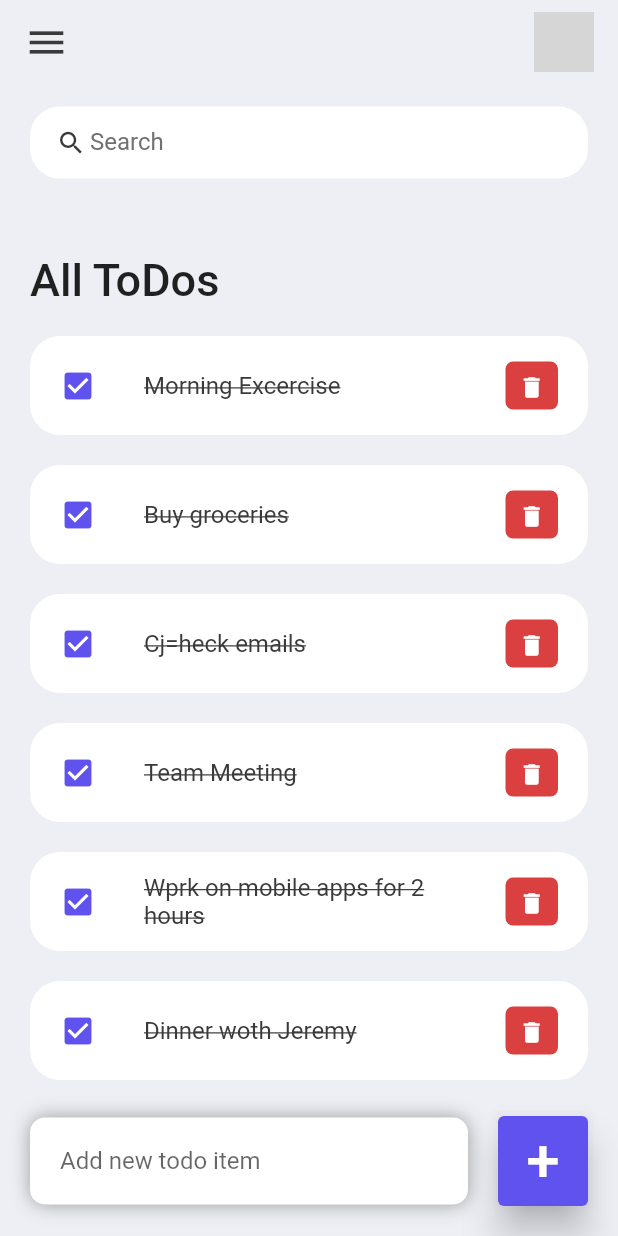
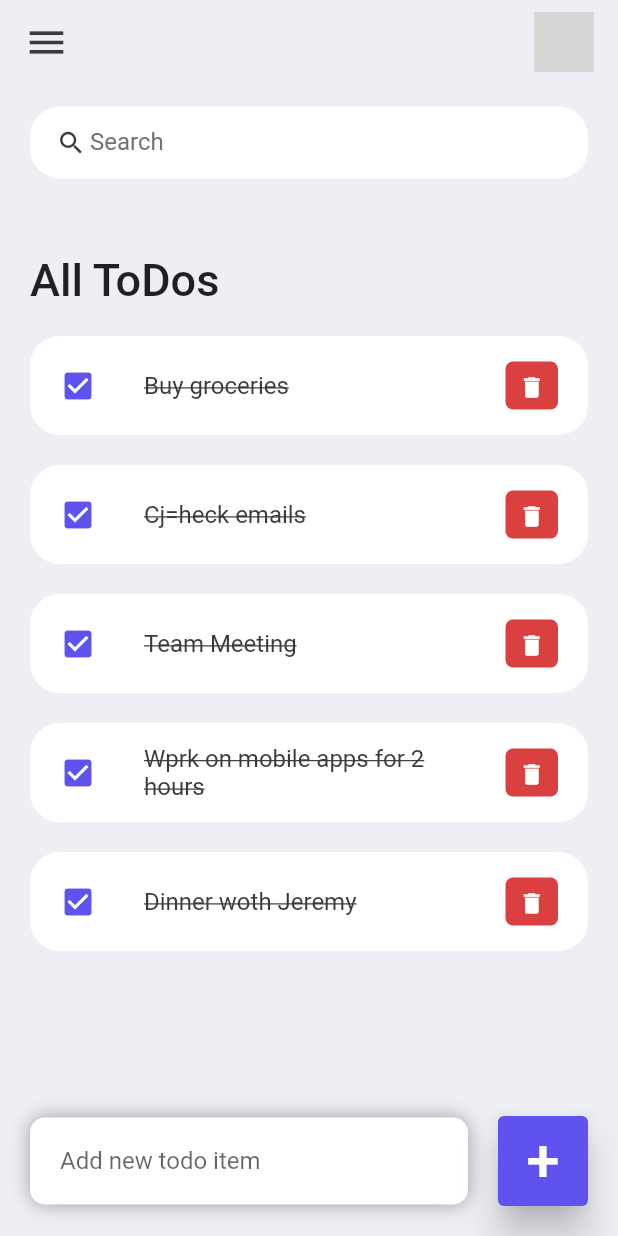
Before and after one commit to fiorella813valencia/to_do_app, a Flutter app: the screen it shows after launch, after a tap on the "delete" icon, on a phone screen of 412 x 824 dp. Run offline on Flutter 3.47's test engine with Material 2 defaults, Android fonts, the light colour scheme and no system bars; grey boxes are pictures that could not be loaded.

Commit message:
third version

```diff
--- a/lib/screens/home.dart
+++ b/lib/screens/home.dart
@@ -4,11 +4,16 @@ import 'package:to_do_app/model/todo.dart';
 import '../constants/colors.dart';
 import '../widgets/todo_item.dart';
 
-class Home extends StatelessWidget{
+class Home extends StatefulWidget{
   Home({Key? key}): super(key:key);
 
+  @override
+  State<Home> createState() => _HomeState();
+}
 
+class _HomeState extends State<Home> {
   final todosList=ToDo.todoList();
+  final _todoController=TextEditingController();
 
   Widget build(BuildContext context){
     return Scaffold(
@@ -35,7 +40,11 @@ class Home extends StatelessWidget{
                         ),
                       ),
                       for(ToDo todo in todosList)
-                        ToDoItem(todo: todo,),
+                        ToDoItem(
+                          todo: todo,
+                          onToDoChange: _handleToDoChange,
+                          onDeleteItem: _deleteToDoItem,
+                        ),
                     ],
                   ),
                 )
@@ -67,6 +76,7 @@ class Home extends StatelessWidget{
                   borderRadius: BorderRadius.circular(10),
                 ),
                 child: TextField(
+                  controller: _todoController,
                   decoration: InputDecoration(
                       hintText: 'Add new todo item',
                       border: InputBorder.none
@@ -75,15 +85,27 @@ class Home extends StatelessWidget{
               ),
               ),
               Container(
-    margin: EdgeInsets.only(bottom: 20, right: 20),
+                margin: EdgeInsets.only(
+                    bottom: 20,
+                    right: 20
+                ),
                 child: ElevatedButton(
-    onPressed:(){},
+                  child: Text(
+                    '+',
+                    style: TextStyle(
+                      fontSize: 40,
+                    ),
+                  ),
+                  onPressed:(){
+                    _addToDoItems(_todoController.text);
+                  },
                   style: ElevatedButton.styleFrom(
                     primary: tdBlue,
                     minimumSize: Size(60, 60),
                     elevation: 10,
                   ),
-    child: Text('+', style: TextStyle(fontSize: 40,),),
+
+
                 ),
               )
             ]),
@@ -91,6 +113,28 @@ class Home extends StatelessWidget{
         ],
       ),
     );
+  }
+
+  void _handleToDoChange(ToDo todo){
+    setState(() {
+      todo.isDone=!todo.isDone;
+    });
+  }
+
+  void _deleteToDoItem(String id){
+    setState(() {
+      todosList.removeWhere((item) => item.id==id);
+    });
+  }
+
+  void _addToDoItems(String toDo){
+    setState(() {
+      todosList.add(ToDo(
+        id: DateTime.now().millisecondsSinceEpoch.toString(),
+        todoText: toDo,
+      ));
+    });
+    _todoController.clear();
   }
 
   Widget searchBox(){
@@ -146,7 +190,4 @@ class Home extends StatelessWidget{
 
     );
   }
-
-
-
 }
--- a/lib/widgets/todo_item.dart
+++ b/lib/widgets/todo_item.dart
@@ -5,8 +5,10 @@ import '../model/todo.dart';
 
 class ToDoItem extends StatelessWidget {
   final ToDo todo;
+  final onToDoChange;
+  final onDeleteItem;
 
-  const ToDoItem({Key? key, required this.todo}) : super(key: key);
+  const ToDoItem({Key? key, required this.todo, required this.onToDoChange, required this.onDeleteItem}) : super(key: key);
 
   @override
   Widget build(BuildContext context) {
@@ -15,6 +17,7 @@ class ToDoItem extends StatelessWidget {
         child: ListTile(
             onTap: (){
               print('Clicked oon ToDo Item');
+              onToDoChange(todo);
             },
             shape: RoundedRectangleBorder(
                 borderRadius: BorderRadius.circular(20),
@@ -48,6 +51,7 @@ class ToDoItem extends StatelessWidget {
               icon: Icon(Icons.delete),
               onPressed: (){
                 print('Clicked oon Icon');
+                onDeleteItem(todo.id);
               },
             ),
           ),
```
Lines whose indentation alone changed are shown as unchanged.
